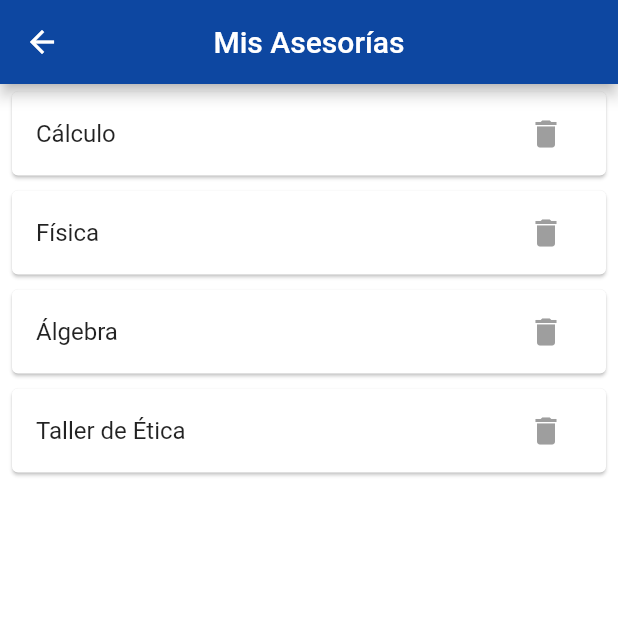
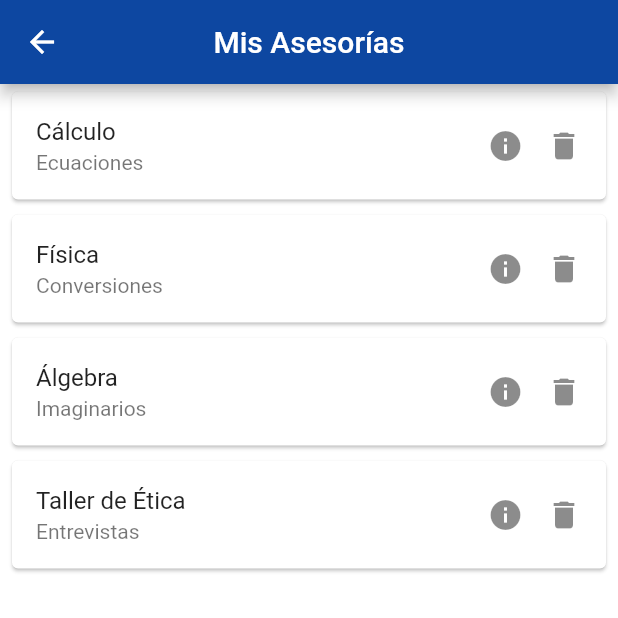
Before and after one commit to coba-luis-enrique/AssitApp, a Flutter app: the Misasesorias screen opened directly, on a phone screen of 412 x 824 dp, the top half of it. Run offline on Flutter 3.47's test engine with Material 2 defaults, Android fonts, the phone set to English and light mode, and no system bars.

Commit message:
ListView Actualizado

```diff
--- a/lib/misasesorias.dart
+++ b/lib/misasesorias.dart
@@ -9,6 +9,7 @@ class Misasesorias extends StatefulWidget {
 class _MisasesoriasState extends State<Misasesorias> {
 
   List <String> asesorias = [ 'Cálculo','Física', 'Álgebra', 'Taller de Ética'];
+  List <String> alcance = [ 'Ecuaciones','Conversiones', 'Imaginarios', 'Entrevistas'];
 
   @override
   Widget build(BuildContext context) {
@@ -31,10 +32,13 @@ class _MisasesoriasState extends State<Misasesorias> {
                     child: Card(
                           child: ListTile(
                             title: Text(asesorias[index]),
-                            trailing: IconButton(
-                              icon: Icon(Icons.delete),
-                              onPressed: (){},
-                              color: Colors.grey,
+                            subtitle: Text(alcance[index]),
+                            trailing: Wrap(
+                              spacing: 15,
+                              children: [
+                                Icon(Icons.info),
+                                Icon(Icons.delete)
+                              ],
                             ),
                     ),
                     ),
```
